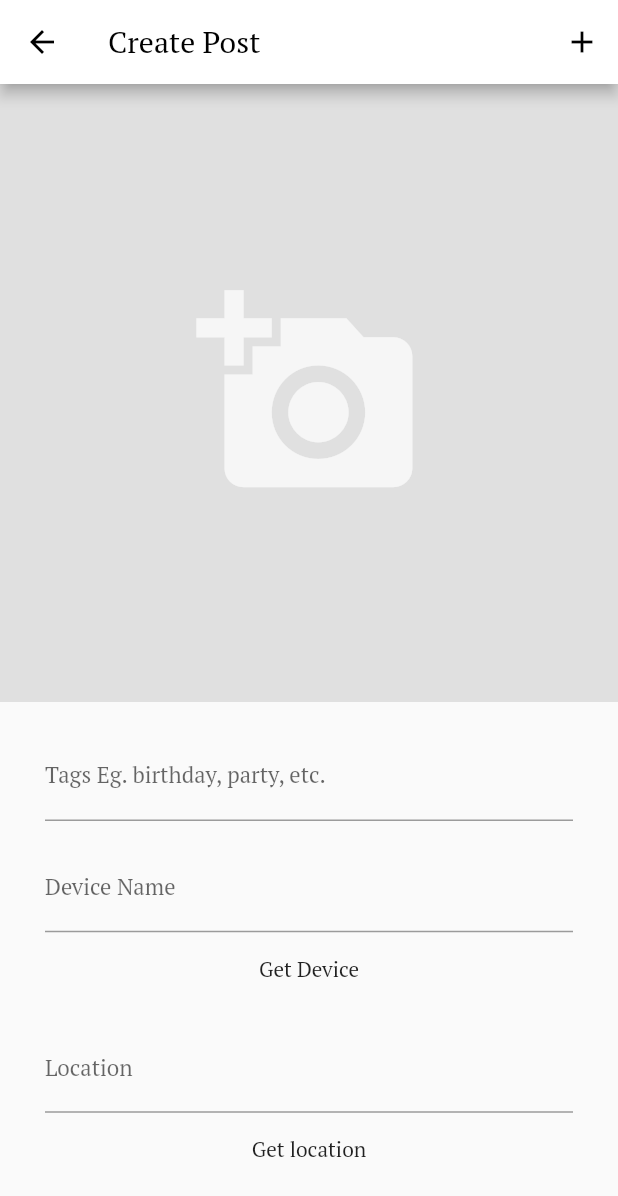
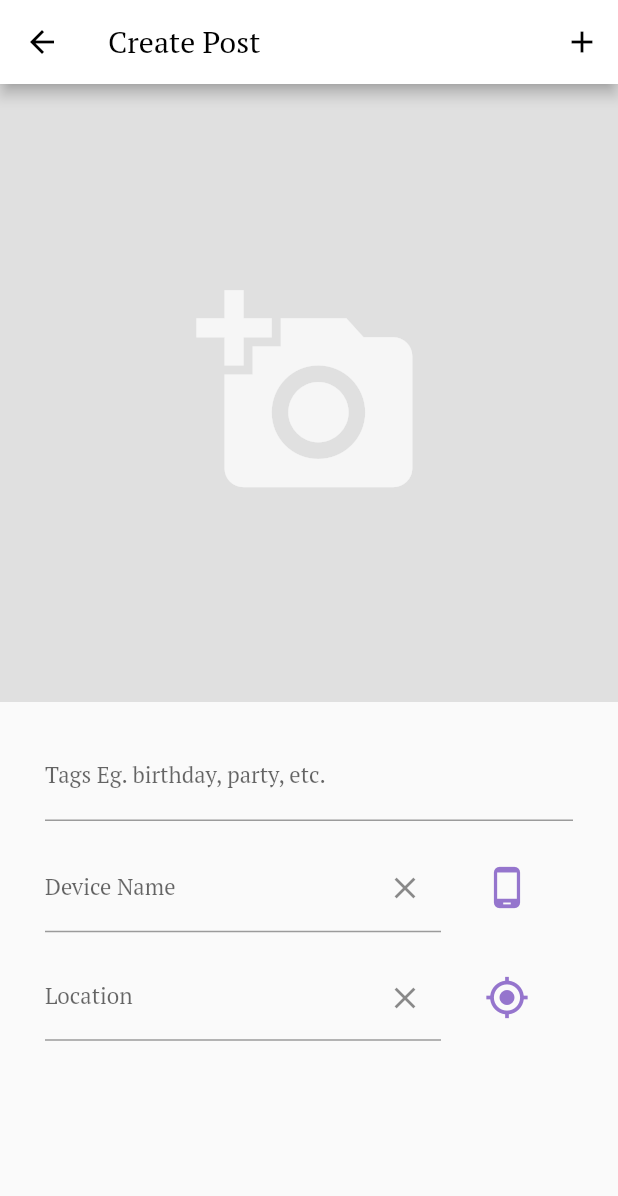
Before and after one commit to iamhitshmk/ImageTagger, a Flutter app: the screen it shows once a user with an empty profile is signed in, after a tap on the "add a photo" icon, on a phone screen of 412 x 824 dp. Shown: the top 1196 px of the screen. Run offline on Flutter 3.47's test engine with Material 2 defaults, Android fonts, the phone set to English and light mode, and no system bars; our stand-ins replace badges, bottom_navy_bar, cached_network_image, cloud_firestore, custom_refresh_indicator, device_info and 8 more; missing offline and left inert: image_downloader, multi_image_picker; accounts and stored records are empty; network calls fail.

```diff
--- a/lib/screens/ProfileScreen.dart
+++ b/lib/screens/ProfileScreen.dart
@@ -416,8 +416,7 @@ class _ProfileScreenState extends State<ProfileScreen> {
                 ),
               ),
               Divider(),
-              Expanded(
-                child: Column(
+              Column(
                 children: [
                   Container(
                     width: MediaQuery.of(context).size.width,
@@ -457,15 +456,19 @@ class _ProfileScreenState extends State<ProfileScreen> {
                             ],
                           )),
                         )
-                        : Wrap(
+                      : Container(
+                        alignment: Alignment.bottomLeft,
+                        child: Wrap(
                             crossAxisAlignment: WrapCrossAlignment.start,
+                            alignment: WrapAlignment.start,
                             direction: Axis.horizontal,
                             children: _posts
                                 .map((post) => postCard(context, post))
-                                .toList(),
+                                .toList()
+                                .cast<Widget>(),
+                          ),
                       ),
                 ],
-                ),
               ),
             ],
           );
--- a/lib/screens/blog_screen.dart
+++ b/lib/screens/blog_screen.dart
@@ -5,6 +5,7 @@ import 'package:flutter/material.dart';
 import 'package:geolocator/geolocator.dart';
 import 'package:imgtag/models/post_model.dart';
 import 'package:imgtag/models/user_data.dart';
+import 'package:imgtag/screens/HomeScreen.dart';
 import 'package:imgtag/services/database_service.dart';
 import 'package:imgtag/services/storage_service.dart';
 import 'package:image_cropper/image_cropper.dart';
@@ -204,7 +205,21 @@ class _BlogScreenState extends State<BlogScreen> {
         _image = null;
         _isLoading = false;
       });
+
+      Navigator.pop(context);
     }
+  }
+
+  _clearLocation() {
+    WidgetsBinding.instance
+        .addPostFrameCallback((_) => _locationController.clear());
+    _locationController.clear();
+  }
+
+  _clearDevice() {
+    WidgetsBinding.instance
+        .addPostFrameCallback((_) => _deviceController.clear());
+    _deviceController.clear();
   }
 
   @override
@@ -279,7 +294,10 @@ class _BlogScreenState extends State<BlogScreen> {
                         onChanged: (input) => _tags = input,
                       ),
                       SizedBox(height: 15),
-                      TextField(
+                      Row(
+                        children: [
+                          Expanded(
+                            child: TextField(
                               controller: _deviceController,
                               style: TextStyle(
                                 fontSize: 15.0,
@@ -289,43 +307,62 @@ class _BlogScreenState extends State<BlogScreen> {
                                 labelText: 'Device Name',
                                 labelStyle: TextStyle(
                                   fontFamily: 'PTSerif',
-                          )
+                                ),
+                                suffixIcon: IconButton(
+                                  icon: Icon(
+                                    Icons.clear,
+                                  ),
+                                  onPressed: _clearDevice,
+                                ),
                               ),
                               onChanged: (input) => _deviceName = input,
                             ),
+                          ),
                           FlatButton(
-                        child: Text(
-                          "Get Device",
-                          style: TextStyle(
-                            fontFamily: 'PTSerif',
-                          ),
+                            child: Icon(
+                              Icons.phone_android,
+                              size: 30,
+                              color: Colors.deepPurple[300],
                             ),
                             onPressed: () {
                               info();
                             },
                           ),
+                        ],
+                      ),
                       SizedBox(height: 15),
-                      TextField(
+                      Row(
+                        children: [
+                          Expanded(
+                            child: TextField(
                               controller: _locationController,
                               style: TextStyle(fontSize: 15.0),
                               decoration: InputDecoration(
                                 labelText: 'Location',
                                 labelStyle: TextStyle(
                                   fontFamily: 'PTSerif',
-                          )
+                                ),
+                                suffixIcon: IconButton(
+                                  icon: Icon(
+                                    Icons.clear,
+                                  ),
+                                  onPressed: _clearLocation,
+                                ),
                               ),
                               onChanged: (input) => _location = input,
                             ),
+                          ),
                           FlatButton(
-                        child: Text(
-                          "Get location",
-                          style: TextStyle(
-                            fontFamily: 'PTSerif',
-                          ),
+                            child: Icon(
+                              Icons.my_location,
+                              size: 30,
+                              color: Colors.deepPurple[300],
                             ),
                             onPressed: () {
                               _getCurrentLocation();
                             },
+                          ),
+                        ],
                       ),
                     ],
                   ),
```
Lines whose indentation alone changed are shown as unchanged.
